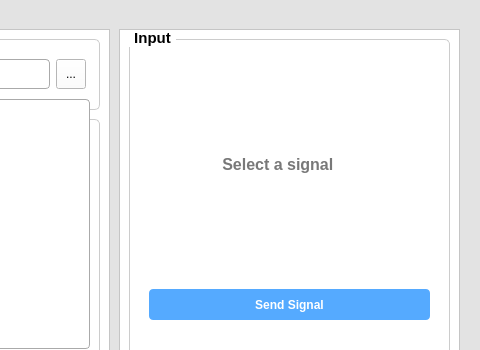
This is UI/mainWindow2.ui in NikhilBollaGM/VehicleSimulator as Qt 5 draws it before an edit; both pictures show x 401 to 881 and y 0 to 350 of the 881 by 632 pixel window. The edited form follows.
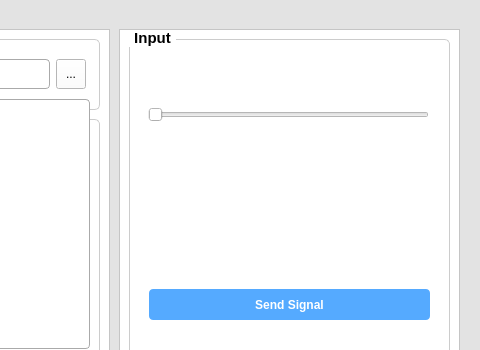
This is the edited form.

Commit message: Integrated Nikhils changes and updated mainwindow ui

```diff
--- a/UI/mainWindow2.ui
+++ b/UI/mainWindow2.ui
@@ -298,7 +298,7 @@
        <string notr="true">Background-color:rgb(255,255,255);</string>
       </property>
       <property name="currentIndex">
-       <number>0</number>
+       <number>5</number>
       </property>
       <widget class="QWidget" name="page_5">
        <widget class="QLabel" name="label_7">
@@ -392,6 +392,21 @@
         </property>
        </widget>
       </widget>
+      <widget class="QWidget" name="page_6">
+       <widget class="QSlider" name="horizontalSlider">
+        <property name="geometry">
+         <rect>
+          <x>9</x>
+          <y>30</y>
+          <width>281</width>
+          <height>31</height>
+         </rect>
+        </property>
+        <property name="orientation">
+         <enum>Qt::Horizontal</enum>
+        </property>
+       </widget>
+      </widget>
      </widget>
      <widget class="QToolButton" name="send_signal_button">
       <property name="geometry">
```
The commit also changes 2 other files.
